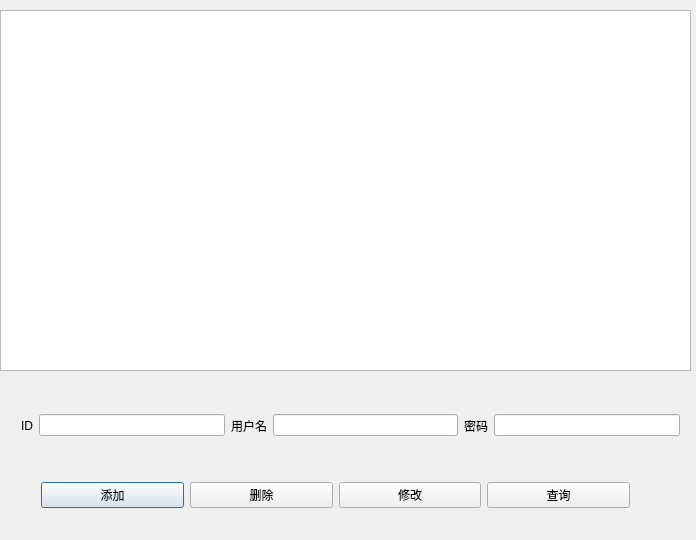
qsunny/Project-C-CPlusPlus, file Qt/qDatabase/dialog.ui: the form before one commit.
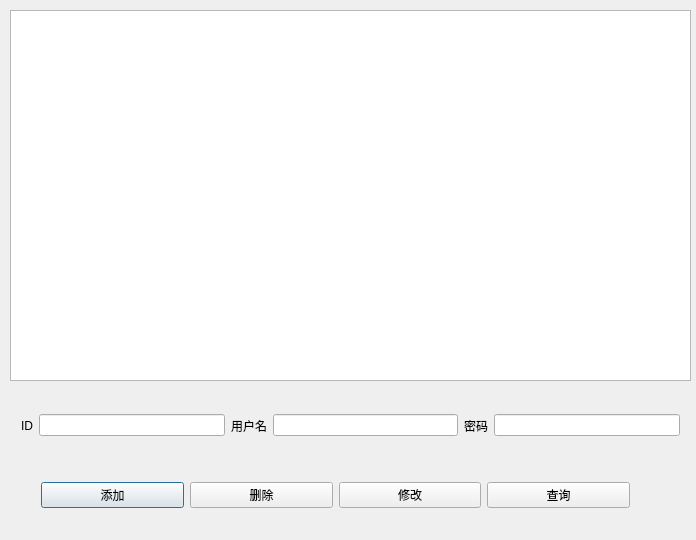
The form after the commit.

Diff of the .ui file:
```diff
--- a/Qt/qDatabase/dialog.ui
+++ b/Qt/qDatabase/dialog.ui
@@ -13,17 +13,7 @@
   <property name="windowTitle">
    <string>Dialog</string>
   </property>
-  <widget class="QListWidget" name="userListWidget">
-   <property name="geometry">
-    <rect>
-     <x>0</x>
-     <y>10</y>
-     <width>691</width>
-     <height>361</height>
-    </rect>
-   </property>
-  </widget>
-  <widget class="QWidget" name="">
+  <widget class="QWidget" name="layoutWidget">
    <property name="geometry">
     <rect>
      <x>10</x>
@@ -65,7 +55,7 @@
     </item>
    </layout>
   </widget>
-  <widget class="QWidget" name="">
+  <widget class="QWidget" name="layoutWidget">
    <property name="geometry">
     <rect>
      <x>30</x>
@@ -105,6 +95,22 @@
     </item>
    </layout>
   </widget>
+  <widget class="QTableWidget" name="userListWidget">
+   <property name="geometry">
+    <rect>
+     <x>10</x>
+     <y>10</y>
+     <width>681</width>
+     <height>371</height>
+    </rect>
+   </property>
+   <property name="rowCount">
+    <number>0</number>
+   </property>
+   <property name="columnCount">
+    <number>0</number>
+   </property>
+  </widget>
  </widget>
  <layoutdefault spacing="6" margin="11"/>
  <resources/>
```
